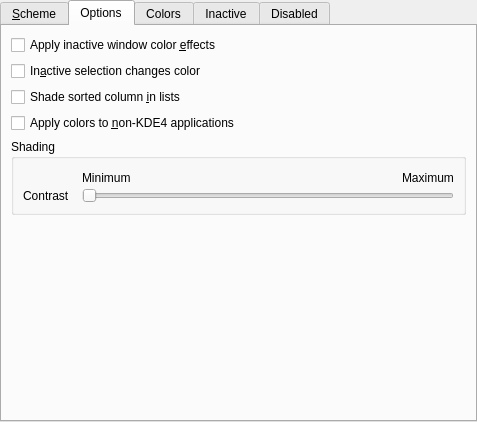
Before: the Qt Designer form kcms/colors/colorsettings.ui in Sonic-DE/sonic-desktop-interface, drawn with Qt 5.
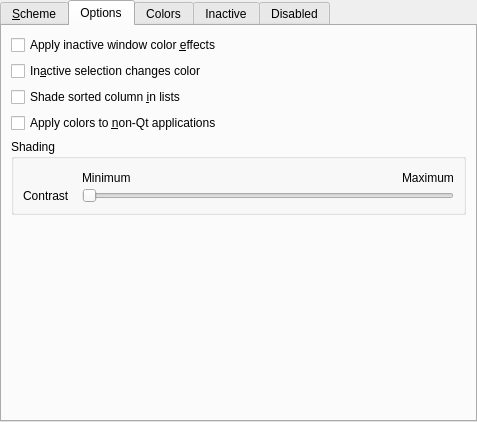
After: the same form once the commit is applied. The open tabs and pages were chosen to show the change. Custom widgets are drawn as their Qt base class.

Commit message:
Avoid KDE4 lingo in colors kcm
"non-Qt" applications is technically more correct, and avoids the
"KDE4" lingo in the ui.

REVIEW:122823

```diff
--- a/kcms/colors/colorsettings.ui
+++ b/kcms/colors/colorsettings.ui
@@ -178,7 +178,7 @@
           <bool>true</bool>
          </property>
          <property name="text">
-          <string>Apply colors to &amp;non-KDE4 applications</string>
+          <string>Apply colors to &amp;non-Qt applications</string>
          </property>
         </widget>
        </item>
```
The commit also changes 1 other file.
